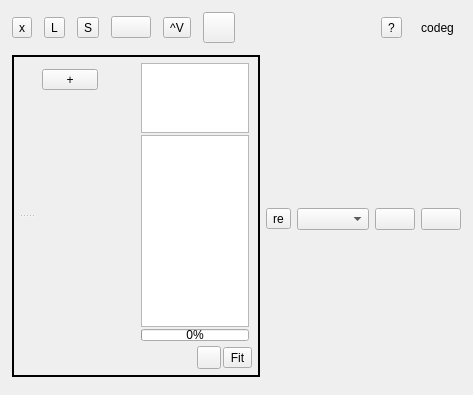
This is src/Ui/AppWindow.ui in NikolayRag/codeg as Qt 5 draws it before an edit. The edited form follows.
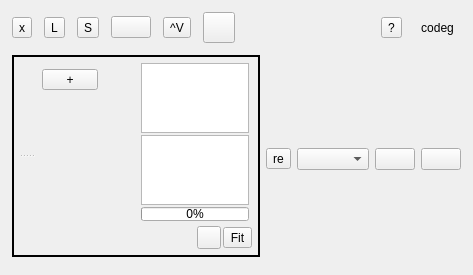
This is the edited form. Icons and pictures are not drawn.

```diff
--- a/src/Ui/AppWindow.ui
+++ b/src/Ui/AppWindow.ui
@@ -535,7 +535,7 @@
                     <property name="maximumSize">
                      <size>
                       <width>140</width>
-                      <height>12</height>
+                      <height>14</height>
                      </size>
                     </property>
                     <property name="value">
@@ -546,7 +546,7 @@
                   <item row="1" column="1">
                    <widget class="QPlainTextEdit" name="labStats">
                     <property name="sizePolicy">
-                     <sizepolicy hsizetype="Expanding" vsizetype="Fixed">
+                     <sizepolicy hsizetype="Expanding" vsizetype="Expanding">
                       <horstretch>0</horstretch>
                       <verstretch>0</verstretch>
                      </sizepolicy>
```
Left out of the diff: 26 changed lines with no effect on the pictures.
